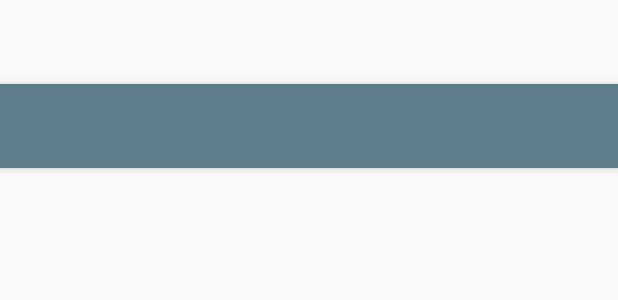
After one commit to mavpokit/RSeriesAlarm, an Android app: the layout activity_control.xml on its own in the app's theme, with its tools: preview values and no code run, on a phone screen of 412 x 824 dp. The commit adds this screen. Shown: the top 300 px of the screen. Run offline under Robolectric (Android 15) with nearby library versions, the phone set to English and light mode, and no system bars.

Commit message:
control activity begin

```diff
--- a/app/src/main/java/com/mavpokit/rseriesalarm/Consts.java
+++ b/app/src/main/java/com/mavpokit/rseriesalarm/Consts.java
@@ -10,5 +10,9 @@ public interface Consts {
     int BTN_EDIT=1;
     int BTN_DELETE=2;
     String NAME = "NAME";
+    String NUMBER = "NUMBER";
+    String CODE = "CODE";
+    String ALARM_OBJECT = "ALARM_OBJECT";
+
 
 }
--- a/app/src/main/java/com/mavpokit/rseriesalarm/addobject/AddObjectActivity.java
+++ b/app/src/main/java/com/mavpokit/rseriesalarm/addobject/AddObjectActivity.java
@@ -27,7 +27,7 @@ public class AddObjectActivity extends AppCompatActivity implements AddObjectCon
         super.onCreate(savedInstanceState);
         setContentView(R.layout.activity_add_object);
         ButterKnife.bind(this);
-        Toolbar toolbar = (Toolbar) findViewById(R.id.toolbar);
+        Toolbar toolbar = (Toolbar) findViewById(R.id.toolbar_activity_add_object);
         setSupportActionBar(toolbar);
         getSupportActionBar().setDisplayHomeAsUpEnabled(true);
         setLogo(toolbar);
--- a/app/src/main/java/com/mavpokit/rseriesalarm/data/model/AlarmObject.java
+++ b/app/src/main/java/com/mavpokit/rseriesalarm/data/model/AlarmObject.java
@@ -1,10 +1,12 @@
 package com.mavpokit.rseriesalarm.data.model;
+
+import java.io.Serializable;
 
 /**
  * Created by Alex on 24.01.2017.
  */
 
-public class AlarmObject {
+public class AlarmObject implements Serializable {
     private String id;
     private String name;
     private String number;
@@ -44,4 +46,6 @@ public class AlarmObject {
     public void setCode(String code) {
         this.code = code;
     }
+
+
 }
--- a/app/src/main/java/com/mavpokit/rseriesalarm/data/source/Repository.java
+++ b/app/src/main/java/com/mavpokit/rseriesalarm/data/source/Repository.java
@@ -37,9 +37,10 @@ public class Repository implements IRepository {
 
     @Override
     public List<AlarmObject> getObjects() {
+        Logger.log("-----repository-----: ","loading objects...");
+        delay(3000);
+
         return sqliteDatasource.getObjects();
-//        Logger.log("-----repository-----: ","loading objects...");
-//        delay(2000);
 //        return alarmObjects;
     }
 
--- a/app/src/main/java/com/mavpokit/rseriesalarm/objects/ObjectsContract.java
+++ b/app/src/main/java/com/mavpokit/rseriesalarm/objects/ObjectsContract.java
@@ -12,7 +12,7 @@ public interface ObjectsContract {
     interface View{
         void showObjects(List<AlarmObject> alarmObjects);
         void runAddObjectView();
-        void openObject();
+        void openObject(AlarmObject object);
         void showNoObjectsText();
         void showEditDeleteDialog(AlarmObject object);
 
@@ -21,6 +21,7 @@ public interface ObjectsContract {
         void onCreate();
         void onActivityResult(int requestCode, int resultCode);
         void onObjectClick(AlarmObject object);
+        void onObjectLongClick(AlarmObject object);
         void onDialogResult(int resultCode, AlarmObject object);
     }
 }
--- a/app/src/main/java/com/mavpokit/rseriesalarm/objects/ObjectsPresenter.java
+++ b/app/src/main/java/com/mavpokit/rseriesalarm/objects/ObjectsPresenter.java
@@ -41,6 +41,11 @@ public class ObjectsPresenter implements ObjectsContract.Presenter {
 
     @Override
     public void onObjectClick(AlarmObject object) {
+        view.openObject(object);
+    }
+
+    @Override
+    public void onObjectLongClick(AlarmObject object) {
         view.showEditDeleteDialog(object);
     }
 
--- a/app/src/main/res/layout/activity_add_object.xml
+++ b/app/src/main/res/layout/activity_add_object.xml
@@ -13,7 +13,7 @@
         android:theme="@style/AppTheme.AppBarOverlay">
 
         <android.support.v7.widget.Toolbar
-            android:id="@+id/toolbar"
+            android:id="@+id/toolbar_activity_add_object"
             android:layout_width="match_parent"
             android:layout_height="?attr/actionBarSize"
             android:background="?attr/colorPrimary"
--- /dev/null
+++ b/app/src/main/res/layout/activity_control.xml
@@ -0,0 +1,27 @@
+<?xml version="1.0" encoding="utf-8"?>
+<android.support.design.widget.CoordinatorLayout xmlns:android="http://schemas.android.com/apk/res/android"
+xmlns:app="http://schemas.android.com/apk/res-auto"
+xmlns:tools="http://schemas.android.com/tools"
+android:layout_width="match_parent"
+android:layout_height="match_parent"
+android:fitsSystemWindows="true"
+tools:context="com.mavpokit.rseriesalarm.control.ControlActivity">
+
+<android.support.design.widget.AppBarLayout
+    android:layout_width="match_parent"
+    android:layout_height="wrap_content"
+    android:theme="@style/AppTheme.AppBarOverlay">
+
+    <android.support.v7.widget.Toolbar
+        android:id="@+id/toolbar_activity_control"
+        android:layout_width="match_parent"
+        android:layout_height="?attr/actionBarSize"
+        android:background="?attr/colorPrimary"
+        app:popupTheme="@style/AppTheme.PopupOverlay" />
+
+</android.support.design.widget.AppBarLayout>
+
+<include layout="@layout/content_control" />
+
+
+</android.support.design.widget.CoordinatorLayout>
--- a/app/src/main/res/layout/activity_object_list.xml
+++ b/app/src/main/res/layout/activity_objects.xml
@@ -13,7 +13,7 @@
         android:theme="@style/AppTheme.AppBarOverlay">
 
         <android.support.v7.widget.Toolbar
-            android:id="@+id/toolbar"
+            android:id="@+id/toolbar_activity_objects"
             android:layout_width="match_parent"
             android:layout_height="?attr/actionBarSize"
             android:background="?attr/colorPrimary"
@@ -21,7 +21,7 @@
 
     </android.support.design.widget.AppBarLayout>
 
-    <include layout="@layout/content_object_list" />
+    <include layout="@layout/content_objects" />
 
     <android.support.design.widget.FloatingActionButton
         android:id="@+id/fab"
--- /dev/null
+++ b/app/src/main/res/layout/content_control.xml
@@ -0,0 +1,5 @@
+<?xml version="1.0" encoding="utf-8"?>
+<RelativeLayout xmlns:android="http://schemas.android.com/apk/res/android"
+    android:layout_width="match_parent" android:layout_height="match_parent">
+
+</RelativeLayout>
--- a/app/src/main/res/layout/content_object_list.xml
+++ b/app/src/main/res/layout/content_objects.xml
@@ -12,7 +12,7 @@
     android:paddingTop="@dimen/activity_vertical_margin"
     app:layout_behavior="@string/appbar_scrolling_view_behavior"
     tools:context="com.mavpokit.rseriesalarm.objects.ObjectsActivity"
-    tools:showIn="@layout/activity_object_list">
+    tools:showIn="@layout/activity_objects">
 
     <android.support.v7.widget.RecyclerView
         android:id="@+id/recycler_view_list_object"
```
Also changed, not shown: app/src/main/AndroidManifest.xml (+11 -4 lines), app/src/main/java/com/mavpokit/rseriesalarm/control/ControlActivity.java (added, +36 -0 lines), app/src/main/java/com/mavpokit/rseriesalarm/objects/ObjectsActivity.java (+12 -5 lines), app/src/main/java/com/mavpokit/rseriesalarm/objects/ObjectsAdapter.java (+11 -4 lines).
